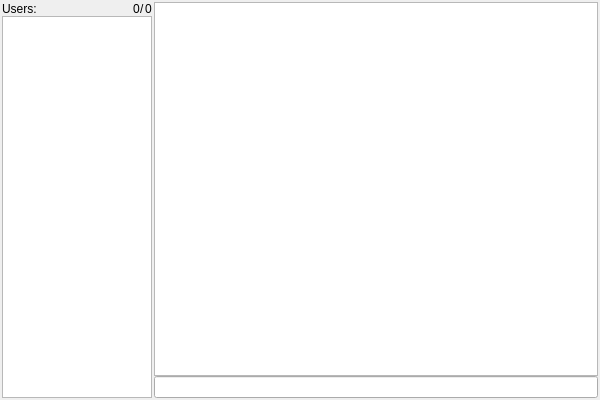
This is src/mainwindow.ui in Link1J/MSManager as Qt 5 draws it before an edit. The edited form follows.
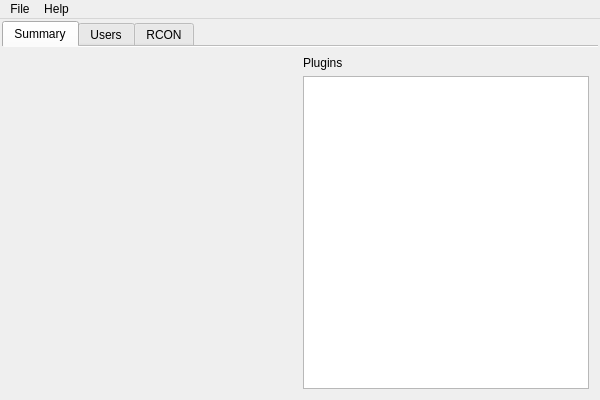
This is the edited form. Icons and pictures are not drawn.

What changed in the file:
```diff
--- a/src/mainwindow.ui
+++ b/src/mainwindow.ui
@@ -13,6 +13,22 @@
   <property name="windowTitle">
    <string>Minecraft Server Manager</string>
   </property>
+  <property name="windowIcon">
+   <iconset resource="../assets/resources.qrc">
+    <normaloff>:/Icons/AppIcon</normaloff>:/Icons/AppIcon</iconset>
+  </property>
+  <property name="toolButtonStyle">
+   <enum>Qt::ToolButtonIconOnly</enum>
+  </property>
+  <property name="animated">
+   <bool>true</bool>
+  </property>
+  <property name="documentMode">
+   <bool>false</bool>
+  </property>
+  <property name="unifiedTitleAndToolBarOnMac">
+   <bool>false</bool>
+  </property>
   <widget class="QWidget" name="centralwidget">
    <layout class="QHBoxLayout" name="horizontalLayout_2">
     <property name="spacing">
@@ -31,6 +47,166 @@
      <number>2</number>
     </property>
     <item>
+     <widget class="QTabWidget" name="tabs">
+      <property name="toolTip">
+       <string>&lt;html&gt;&lt;head/&gt;&lt;body&gt;&lt;p&gt;&lt;br/&gt;&lt;/p&gt;&lt;/body&gt;&lt;/html&gt;</string>
+      </property>
+      <property name="whatsThis">
+       <string>&lt;html&gt;&lt;head/&gt;&lt;body&gt;&lt;p&gt;Test&lt;/p&gt;&lt;/body&gt;&lt;/html&gt;</string>
+      </property>
+      <property name="tabShape">
+       <enum>QTabWidget::Rounded</enum>
+      </property>
+      <property name="currentIndex">
+       <number>0</number>
+      </property>
+      <property name="documentMode">
+       <bool>true</bool>
+      </property>
+      <property name="tabsClosable">
+       <bool>false</bool>
+      </property>
+      <property name="movable">
+       <bool>false</bool>
+      </property>
+      <property name="tabBarAutoHide">
+       <bool>false</bool>
+      </property>
+      <widget class="QWidget" name="summary_tab">
+       <attribute name="title">
+        <string>Summary</string>
+       </attribute>
+       <layout class="QHBoxLayout" name="horizontalLayout_3">
+        <item>
+         <layout class="QVBoxLayout" name="verticalLayout_5">
+          <property name="rightMargin">
+           <number>0</number>
+          </property>
+          <item>
+           <layout class="QHBoxLayout" name="horizontalLayout_6">
+            <property name="leftMargin">
+             <number>0</number>
+            </property>
+            <item>
+             <widget class="QLabel" name="server_icon">
+              <property name="sizePolicy">
+               <sizepolicy hsizetype="Fixed" vsizetype="Fixed">
+                <horstretch>0</horstretch>
+                <verstretch>0</verstretch>
+               </sizepolicy>
+              </property>
+              <property name="minimumSize">
+               <size>
+                <width>64</width>
+                <height>64</height>
+               </size>
+              </property>
+              <property name="text">
+               <string/>
+              </property>
+             </widget>
+            </item>
+            <item>
+             <layout class="QVBoxLayout" name="verticalLayout_3">
+              <property name="spacing">
+               <number>0</number>
+              </property>
+              <property name="sizeConstraint">
+               <enum>QLayout::SetDefaultConstraint</enum>
+              </property>
+              <item>
+               <widget class="QLabel" name="server_motd">
+                <property name="sizePolicy">
+                 <sizepolicy hsizetype="Preferred" vsizetype="Fixed">
+                  <horstretch>0</horstretch>
+                  <verstretch>0</verstretch>
+                 </sizepolicy>
+                </property>
+                <property name="text">
+                 <string/>
+                </property>
+               </widget>
+              </item>
+              <item>
+               <widget class="QLabel" name="server_type">
+                <property name="sizePolicy">
+                 <sizepolicy hsizetype="Preferred" vsizetype="Fixed">
+                  <horstretch>0</horstretch>
+                  <verstretch>0</verstretch>
+                 </sizepolicy>
+                </property>
+                <property name="text">
+                 <string/>
+                </property>
+               </widget>
+              </item>
+              <item>
+               <widget class="QLabel" name="server_ip">
+                <property name="sizePolicy">
+                 <sizepolicy hsizetype="Preferred" vsizetype="Fixed">
+                  <horstretch>0</horstretch>
+                  <verstretch>0</verstretch>
+                 </sizepolicy>
+                </property>
+                <property name="text">
+                 <string/>
+                </property>
+               </widget>
+              </item>
+             </layout>
+            </item>
+           </layout>
+          </item>
+          <item>
+           <spacer name="verticalSpacer">
+            <property name="orientation">
+             <enum>Qt::Vertical</enum>
+            </property>
+            <property name="sizeHint" stdset="0">
+             <size>
+              <width>20</width>
+              <height>40</height>
+             </size>
+            </property>
+           </spacer>
+          </item>
+         </layout>
+        </item>
+        <item>
+         <layout class="QVBoxLayout" name="verticalLayout_4">
+          <item>
+           <widget class="QLabel" name="label">
+            <property name="sizePolicy">
+             <sizepolicy hsizetype="Fixed" vsizetype="Preferred">
+              <horstretch>0</horstretch>
+              <verstretch>0</verstretch>
+             </sizepolicy>
+            </property>
+            <property name="text">
+             <string>Plugins</string>
+            </property>
+           </widget>
+          </item>
+          <item>
+           <widget class="QListView" name="plugins_list">
+            <property name="sizePolicy">
+             <sizepolicy hsizetype="Preferred" vsizetype="Expanding">
+              <horstretch>0</horstretch>
+              <verstretch>0</verstretch>
+             </sizepolicy>
+            </property>
+           </widget>
+          </item>
+         </layout>
+        </item>
+       </layout>
+      </widget>
+      <widget class="QWidget" name="users_tab">
+       <attribute name="title">
+        <string>Users</string>
+       </attribute>
+       <layout class="QHBoxLayout" name="horizontalLayout_5">
+        <item>
      <layout class="QVBoxLayout" name="verticalLayout">
       <property name="spacing">
        <number>0</number>
@@ -130,6 +306,13 @@
       </item>
      </layout>
     </item>
+       </layout>
+      </widget>
+      <widget class="QWidget" name="rcon_tab">
+       <attribute name="title">
+        <string>RCON</string>
+       </attribute>
+       <layout class="QHBoxLayout" name="horizontalLayout_4">
     <item>
      <layout class="QVBoxLayout" name="verticalLayout_2">
       <property name="spacing">
@@ -164,17 +347,62 @@
     </item>
    </layout>
   </widget>
+     </widget>
+    </item>
+   </layout>
+  </widget>
   <widget class="QMenuBar" name="menuBar">
    <property name="geometry">
     <rect>
      <x>0</x>
      <y>0</y>
      <width>600</width>
-     <height>21</height>
+     <height>30</height>
     </rect>
    </property>
-  </widget>
- </widget>
+   <widget class="QMenu" name="menuFile">
+    <property name="title">
+     <string>File</string>
+    </property>
+    <addaction name="action_settings"/>
+    <addaction name="separator"/>
+    <addaction name="action_exit"/>
+   </widget>
+   <widget class="QMenu" name="menuHelp">
+    <property name="title">
+     <string>Help</string>
+    </property>
+    <addaction name="action_about"/>
+   </widget>
+   <addaction name="menuFile"/>
+   <addaction name="menuHelp"/>
+  </widget>
+  <action name="action_settings">
+   <property name="text">
+    <string>Settings</string>
+   </property>
+  </action>
+  <action name="action_exit">
+   <property name="text">
+    <string>Exit</string>
+   </property>
+   <property name="shortcut">
+    <string>Ctrl+Q</string>
+   </property>
+  </action>
+  <action name="action_about">
+   <property name="text">
+    <string>About</string>
+   </property>
+  </action>
+ </widget>
+ <tabstops>
+  <tabstop>tabs</tabstop>
+  <tabstop>plugins_list</tabstop>
+  <tabstop>command_list</tabstop>
+  <tabstop>users_list</tabstop>
+  <tabstop>command</tabstop>
+ </tabstops>
  <resources>
   <include location="../assets/resources.qrc"/>
  </resources>
```
Left out of the diff: 69 changed lines with no effect on the pictures. Lines whose indentation alone changed are shown as unchanged.
